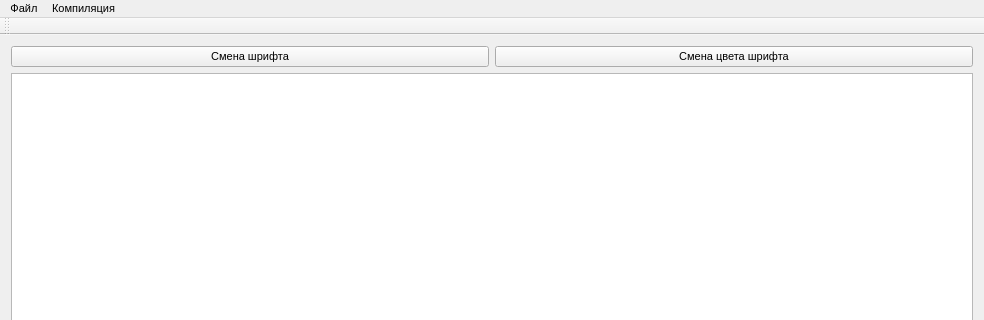
Old version of the form editor/editor.ui in the repository besoboi/editor; both pictures show x 0 to 984 and y 0 to 320 of the 984 by 823 pixel window.
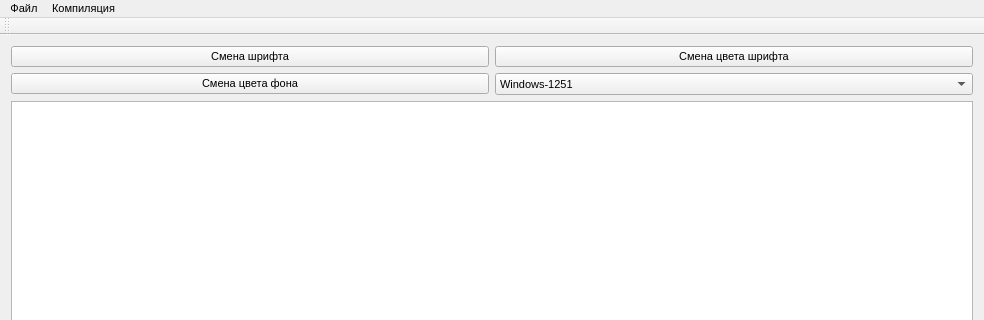
New version of the form.

```diff
--- a/editor/editor.ui
+++ b/editor/editor.ui
@@ -30,7 +30,7 @@
       </property>
      </widget>
     </item>
-    <item row="1" column="0" colspan="2">
+    <item row="2" column="0" colspan="2">
      <widget class="QTextEdit" name="textEdit">
       <property name="font">
        <font>
@@ -46,6 +46,37 @@
       </property>
      </widget>
     </item>
+    <item row="1" column="1">
+     <widget class="QComboBox" name="codecComboBox">
+      <item>
+       <property name="text">
+        <string>Windows-1251</string>
+       </property>
+      </item>
+      <item>
+       <property name="text">
+        <string>UTF-8</string>
+       </property>
+      </item>
+      <item>
+       <property name="text">
+        <string>IBM 866</string>
+       </property>
+      </item>
+      <item>
+       <property name="text">
+        <string>CP-1251</string>
+       </property>
+      </item>
+     </widget>
+    </item>
+    <item row="1" column="0">
+     <widget class="QPushButton" name="backgroundColorButton">
+      <property name="text">
+       <string>Смена цвета фона</string>
+      </property>
+     </widget>
+    </item>
    </layout>
   </widget>
   <widget class="QMenuBar" name="menuBar">
```
Left out of the diff: 9 changed lines with no effect on the pictures.
